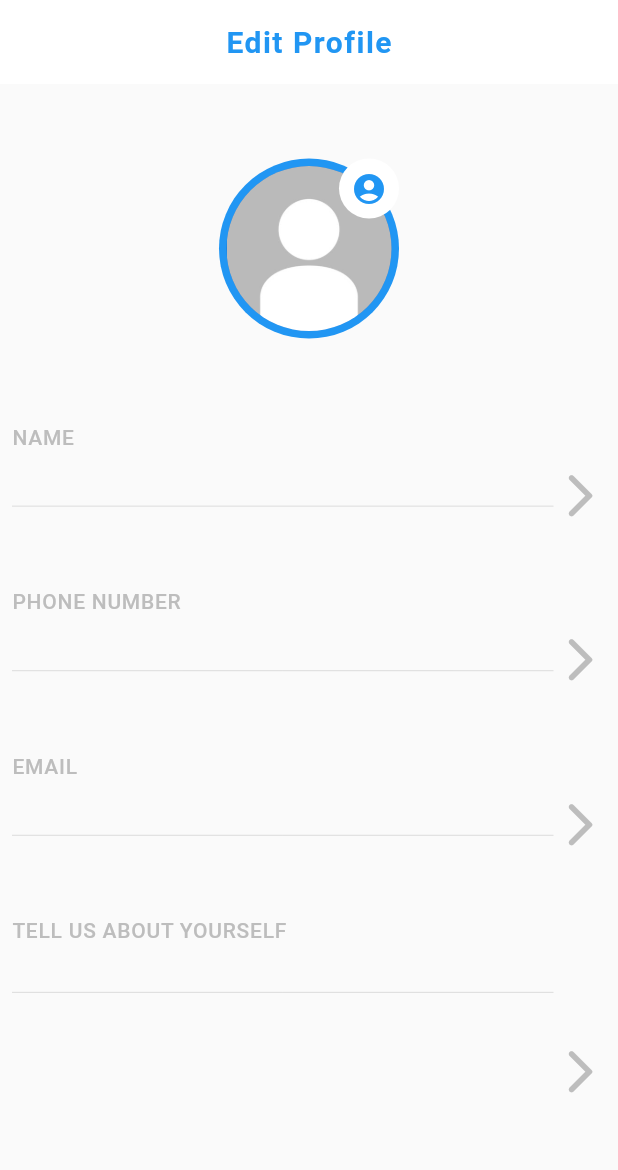
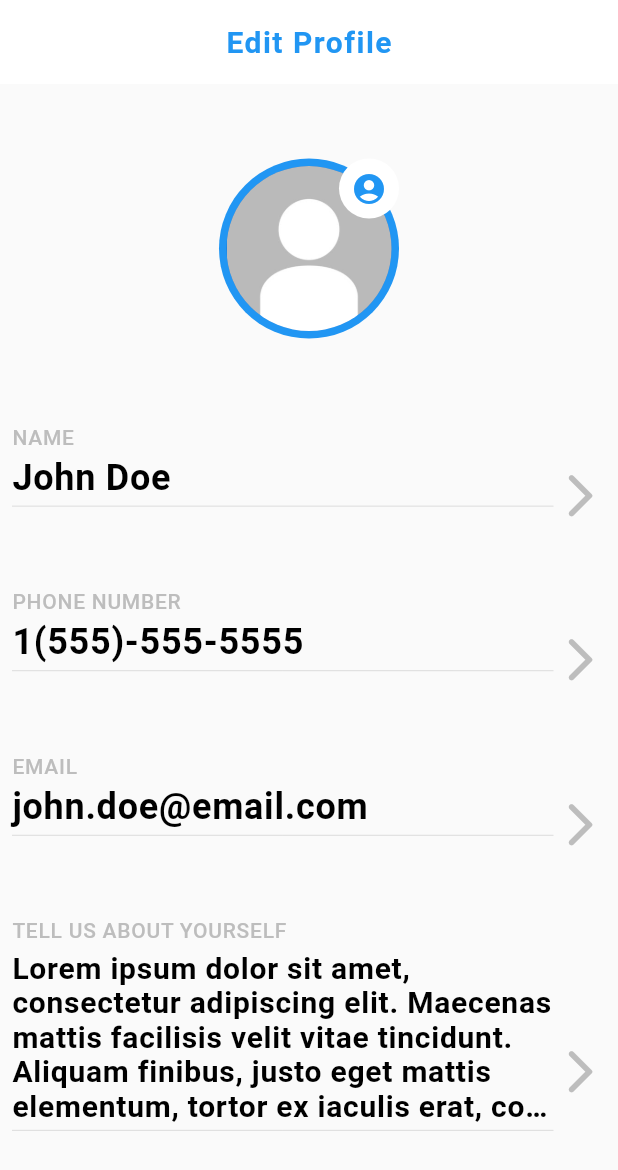
Before and after one commit to tylerwools79/agMobileApp, a Flutter app: the screen it shows after launch, on a phone screen of 412 x 824 dp. Shown: the top 1170 px of the screen. Run offline on Flutter 3.47's test engine with Material 2 defaults, Android fonts, the phone set to English and light mode, and no system bars.

Commit message:
Filled out dummy data for initial display

```diff
--- a/lib/main.dart
+++ b/lib/main.dart
@@ -27,10 +27,10 @@ class Home extends StatefulWidget {
 }
 
 class _HomeState extends State<Home> {
-  String fullName='';
-  String phoneNumber = '';
-  String eMail = '';
-  String aboutMe = '';
+  String fullName='John Doe';
+  String phoneNumber = '1(555)-555-5555';
+  String eMail = 'john.doe@email.com';
+  String aboutMe = 'Lorem ipsum dolor sit amet, consectetur adipiscing elit. Maecenas mattis facilisis velit vitae tincidunt. Aliquam finibus, justo eget mattis elementum, tortor ex iaculis erat, consectetur consectetur mi elit ut justo. Etiam non tortor finibus, luctus justo sed, fringilla orci. Aenean sagittis tempus consectetur. In in egestas quam, et semper diam';
   String profilePicPath='assets/missing texture.jpg';
   void _awaitName(BuildContext context) async {
     final result = await Navigator.push(
```
